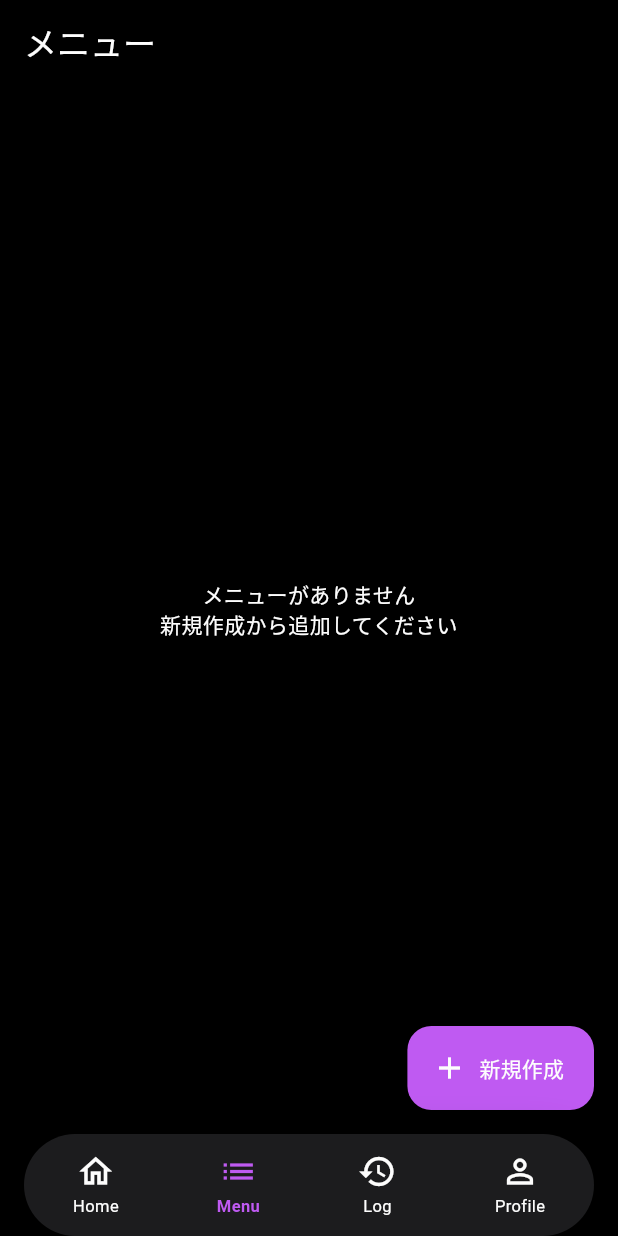
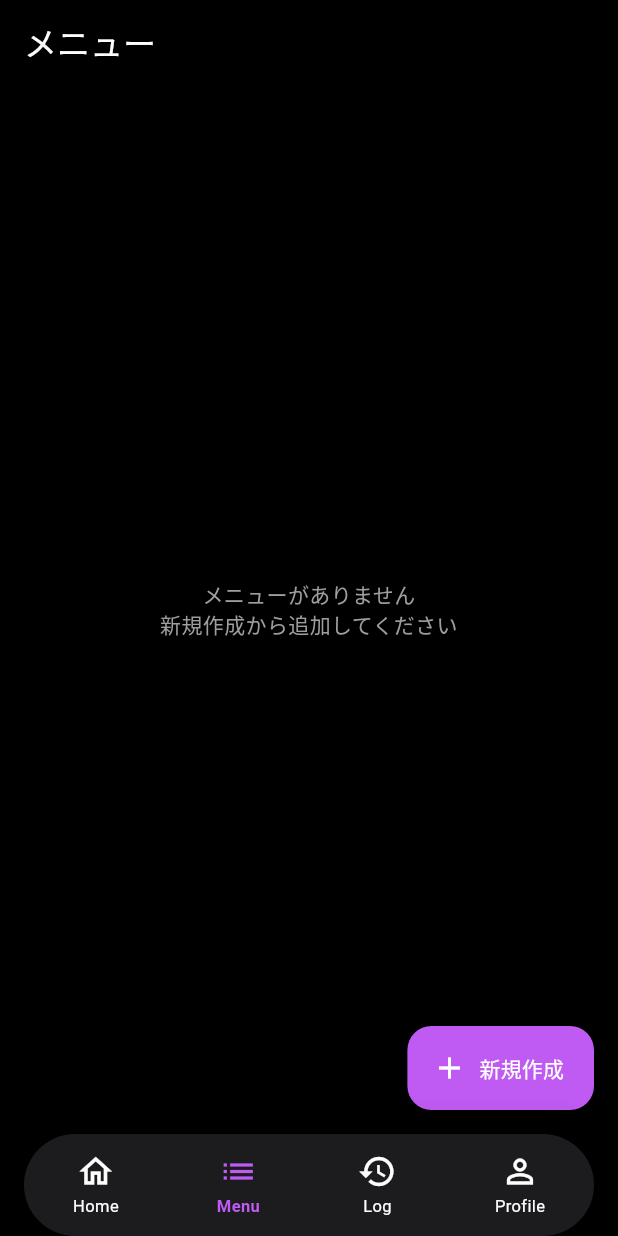
Before and after one commit to YATO789/machamp, a Flutter app: the MenuScreen screen opened by its route, on a phone screen of 412 x 824 dp. Run offline on Flutter 3.47's test engine with Material 3 defaults, Android fonts, the phone set to English and light mode, and no system bars; our stand-ins replace flutter_hooks, freezed_annotation, go_router, hooks_riverpod, riverpod_annotation.

Commit message:
add: アプリのカラーミックスインに新しい色を追加

```diff
--- a/lib/core/constants/app_color.dart
+++ b/lib/core/constants/app_color.dart
@@ -5,4 +5,7 @@ mixin AppColors {
   static const monoWhite = Color(0xFFFDFDFD);
   static const darkSurface = Color(0xFF1C1C1E);
   static const black = Color(0xFF000000);
+  static const white = Color(0xFFFFFFFF);
+  static const grey = Color(0xFF9E9E9E);
+  static const white10 = Color(0x1AFFFFFF);
 }
```
